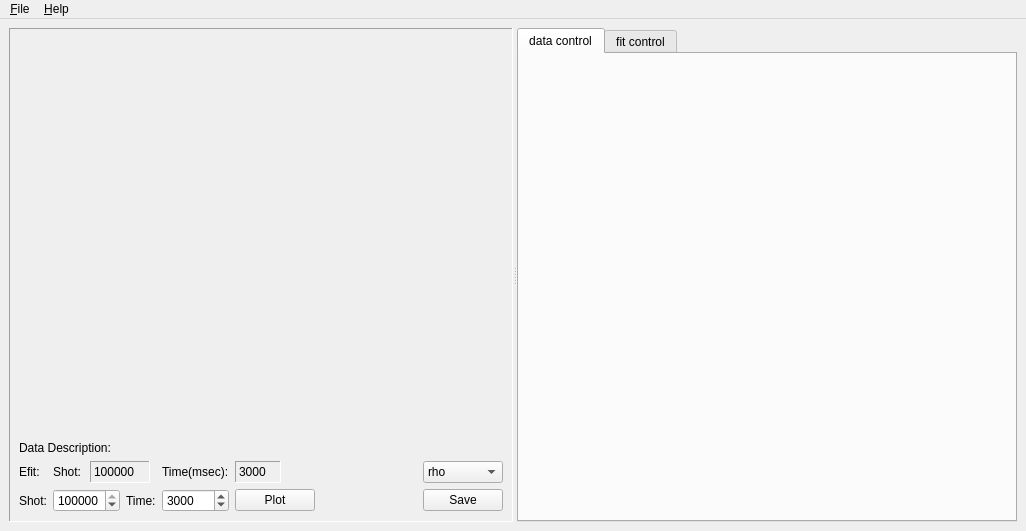
The window that MainWindow.ui (zhengprince/east-fit) describes before a commit, drawn with Qt 5.
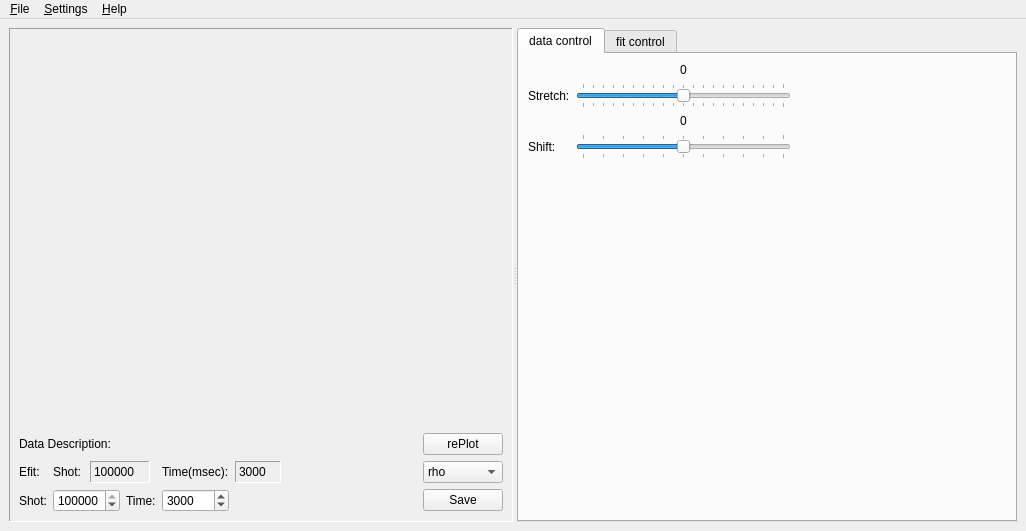
The same window after the commit. The open tabs and pages were chosen to show the change. Custom widgets are drawn as their Qt base class.

Patch:
```diff
--- a/MainWindow.ui
+++ b/MainWindow.ui
@@ -136,13 +136,6 @@
              </property>
             </widget>
            </item>
-           <item row="2" column="5" colspan="2">
-            <widget class="QPushButton" name="bPlot">
-             <property name="text">
-              <string>Plot</string>
-             </property>
-            </widget>
-           </item>
            <item row="1" column="2" colspan="2">
             <widget class="QLabel" name="lShowShot">
              <property name="maximumSize">
@@ -216,6 +209,13 @@
              </item>
             </widget>
            </item>
+           <item row="0" column="8">
+            <widget class="QPushButton" name="bRePlot">
+             <property name="text">
+              <string>rePlot</string>
+             </property>
+            </widget>
+           </item>
           </layout>
          </widget>
         </item>
@@ -238,6 +238,137 @@
         <attribute name="title">
          <string>data control</string>
         </attribute>
+        <layout class="QGridLayout" name="gridLayout_4">
+         <item row="0" column="1">
+          <widget class="QLabel" name="lShowStretch">
+           <property name="text">
+            <string>0</string>
+           </property>
+           <property name="scaledContents">
+            <bool>true</bool>
+           </property>
+           <property name="alignment">
+            <set>Qt::AlignCenter</set>
+           </property>
+          </widget>
+         </item>
+         <item row="1" column="0">
+          <widget class="QLabel" name="lStretch">
+           <property name="text">
+            <string>Stretch:</string>
+           </property>
+          </widget>
+         </item>
+         <item row="1" column="1">
+          <widget class="QSlider" name="sldStretch">
+           <property name="minimum">
+            <number>-1000</number>
+           </property>
+           <property name="maximum">
+            <number>1000</number>
+           </property>
+           <property name="pageStep">
+            <number>1</number>
+           </property>
+           <property name="orientation">
+            <enum>Qt::Horizontal</enum>
+           </property>
+           <property name="tickPosition">
+            <enum>QSlider::TicksBothSides</enum>
+           </property>
+           <property name="tickInterval">
+            <number>100</number>
+           </property>
+          </widget>
+         </item>
+         <item row="1" column="2">
+          <spacer name="horizontalSpacer_3">
+           <property name="orientation">
+            <enum>Qt::Horizontal</enum>
+           </property>
+           <property name="sizeHint" stdset="0">
+            <size>
+             <width>205</width>
+             <height>20</height>
+            </size>
+           </property>
+          </spacer>
+         </item>
+         <item row="2" column="1">
+          <widget class="QLabel" name="lShowShfit">
+           <property name="text">
+            <string>0</string>
+           </property>
+           <property name="scaledContents">
+            <bool>true</bool>
+           </property>
+           <property name="alignment">
+            <set>Qt::AlignCenter</set>
+           </property>
+          </widget>
+         </item>
+         <item row="3" column="0">
+          <widget class="QLabel" name="lShift">
+           <property name="toolTip">
+            <string>SHIFT</string>
+           </property>
+           <property name="text">
+            <string>Shift:</string>
+           </property>
+          </widget>
+         </item>
+         <item row="3" column="1">
+          <widget class="QSlider" name="sldShift">
+           <property name="toolTip">
+            <string>SHIFT</string>
+           </property>
+           <property name="minimum">
+            <number>-500</number>
+           </property>
+           <property name="maximum">
+            <number>500</number>
+           </property>
+           <property name="pageStep">
+            <number>1</number>
+           </property>
+           <property name="orientation">
+            <enum>Qt::Horizontal</enum>
+           </property>
+           <property name="tickPosition">
+            <enum>QSlider::TicksBothSides</enum>
+           </property>
+           <property name="tickInterval">
+            <number>100</number>
+           </property>
+          </widget>
+         </item>
+         <item row="3" column="2">
+          <spacer name="horizontalSpacer_2">
+           <property name="orientation">
+            <enum>Qt::Horizontal</enum>
+           </property>
+           <property name="sizeHint" stdset="0">
+            <size>
+             <width>205</width>
+             <height>20</height>
+            </size>
+           </property>
+          </spacer>
+         </item>
+         <item row="4" column="1">
+          <spacer name="verticalSpacer">
+           <property name="orientation">
+            <enum>Qt::Vertical</enum>
+           </property>
+           <property name="sizeHint" stdset="0">
+            <size>
+             <width>20</width>
+             <height>332</height>
+            </size>
+           </property>
+          </spacer>
+         </item>
+        </layout>
        </widget>
        <widget class="QWidget" name="tab_3">
         <attribute name="title">
@@ -347,7 +478,7 @@
      <x>0</x>
      <y>0</y>
      <width>1026</width>
-     <height>23</height>
+     <height>25</height>
     </rect>
    </property>
    <widget class="QMenu" name="menu_File">
@@ -362,9 +493,16 @@
     <property name="title">
      <string>&amp;Help</string>
     </property>
-    <addaction name="action_About"/>
+    <addaction name="actionAbout"/>
+   </widget>
+   <widget class="QMenu" name="menuSetting">
+    <property name="title">
+     <string>&amp;Settings</string>
+    </property>
+    <addaction name="actionSetting"/>
    </widget>
    <addaction name="menu_File"/>
+   <addaction name="menuSetting"/>
    <addaction name="menu_Help"/>
   </widget>
   <action name="actionSave">
```
Left out of the diff: 98 changed lines with no effect on the pictures.
